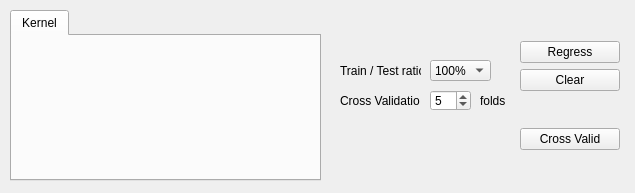
First picture: the form in MLDemos/optsRegress.ui, repository b4silio/MLDemos, before the edit.
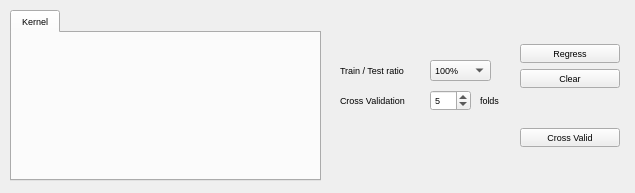
Second picture: the form after the edit.

What changed in the file:
```diff
--- a/MLDemos/optsRegress.ui
+++ b/MLDemos/optsRegress.ui
@@ -33,7 +33,7 @@
    </property>
    <property name="font">
     <font>
-     <pointsize>9</pointsize>
+     <pointsize>7</pointsize>
     </font>
    </property>
    <property name="currentIndex">
@@ -56,7 +56,7 @@
    </property>
    <property name="font">
     <font>
-     <pointsize>9</pointsize>
+     <pointsize>7</pointsize>
     </font>
    </property>
    <widget class="QLabel" name="label">
@@ -70,7 +70,7 @@
     </property>
     <property name="font">
      <font>
-      <pointsize>9</pointsize>
+      <pointsize>7</pointsize>
      </font>
     </property>
     <property name="text">
@@ -91,7 +91,7 @@
     </property>
     <property name="font">
      <font>
-      <pointsize>9</pointsize>
+      <pointsize>7</pointsize>
      </font>
     </property>
     <property name="toolTip">
@@ -157,7 +157,7 @@
     </property>
     <property name="font">
      <font>
-      <pointsize>9</pointsize>
+      <pointsize>7</pointsize>
      </font>
     </property>
     <property name="text">
@@ -178,7 +178,7 @@
     </property>
     <property name="font">
      <font>
-      <pointsize>9</pointsize>
+      <pointsize>7</pointsize>
      </font>
     </property>
     <property name="toolTip">
@@ -213,7 +213,7 @@
    </property>
    <property name="font">
     <font>
-     <pointsize>9</pointsize>
+     <pointsize>7</pointsize>
     </font>
    </property>
    <property name="text">
@@ -231,7 +231,7 @@
    </property>
    <property name="font">
     <font>
-     <pointsize>9</pointsize>
+     <pointsize>7</pointsize>
     </font>
    </property>
    <layout class="QVBoxLayout">
@@ -239,7 +239,7 @@
      <spacer name="spacer_2">
       <property name="font">
        <font>
-        <pointsize>9</pointsize>
+        <pointsize>7</pointsize>
        </font>
       </property>
       <property name="orientation">
@@ -257,7 +257,7 @@
      <widget class="QPushButton" name="regressionButton">
       <property name="font">
        <font>
-        <pointsize>9</pointsize>
+        <pointsize>7</pointsize>
        </font>
       </property>
       <property name="toolTip">
@@ -272,7 +272,7 @@
      <widget class="QPushButton" name="clearButton">
       <property name="font">
        <font>
-        <pointsize>9</pointsize>
+        <pointsize>7</pointsize>
        </font>
       </property>
       <property name="toolTip">
@@ -292,7 +292,7 @@
      <spacer name="spacer">
       <property name="font">
        <font>
-        <pointsize>9</pointsize>
+        <pointsize>7</pointsize>
        </font>
       </property>
       <property name="orientation">
@@ -313,7 +313,7 @@
       </property>
       <property name="font">
        <font>
-        <pointsize>9</pointsize>
+        <pointsize>7</pointsize>
        </font>
       </property>
       <property name="toolTip">
```
